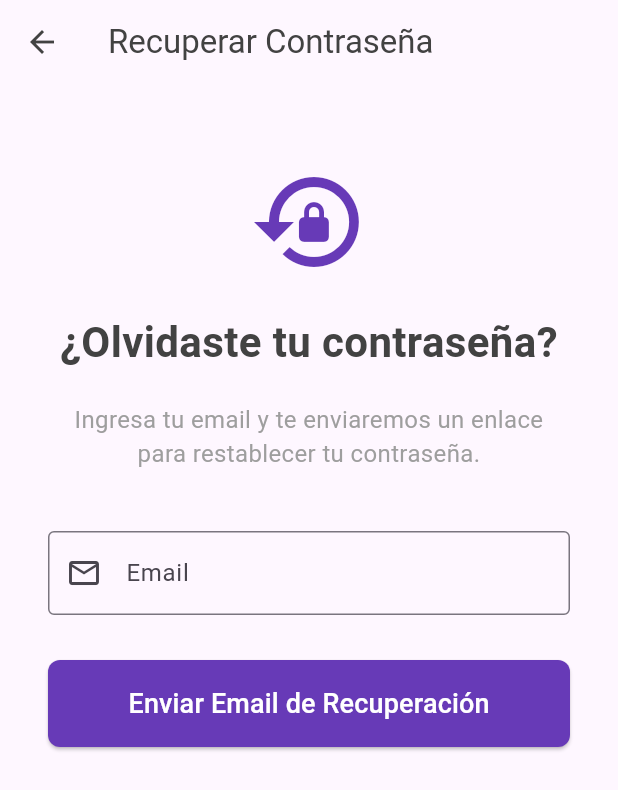
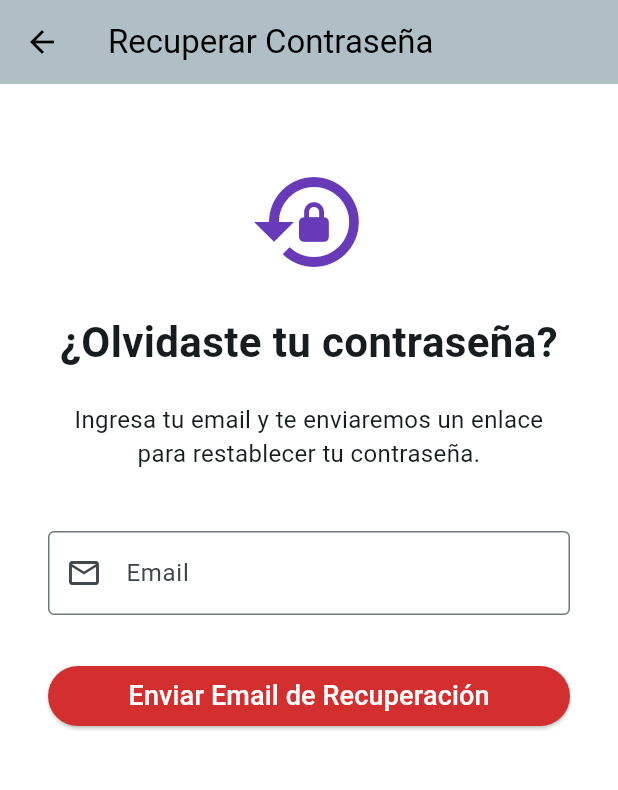
Before and after one commit to Piebardo124/ProyectoFlutter, a Flutter app: the screen it shows after launch, after a tap on "Iniciar Sesión", after a tap on "¿Olvidaste tu contraseña?", on a phone screen of 412 x 824 dp. Shown: the top 790 px of the screen. Run offline on Flutter 3.47's test engine with Material 3 defaults, Android fonts, the phone set to English and light mode, and no system bars; our stand-ins replace carousel_slider, cloud_firestore, firebase_auth, firebase_core; accounts and stored records are empty.

Commit message:
Diseño basico de lucha libre

```diff
--- a/lib/main.dart
+++ b/lib/main.dart
@@ -34,12 +34,67 @@ class MyApp extends StatelessWidget {
 
   @override
   Widget build(BuildContext context) {
+    // Tema Tecnico
+    final lightTheme = ThemeData(
+      useMaterial3: true,
+      brightness: Brightness.light,
+      scaffoldBackgroundColor: Colors.white,
+
+      // Esquema de color (Plata)
+      colorScheme: ColorScheme.fromSeed(
+        seedColor: Colors.blueGrey[200]!,
+        primary: Colors.blueGrey[300]!,
+        brightness: Brightness.light,
+      ),
+
+      // AppBar (Plata)
+      appBarTheme: AppBarTheme(
+        backgroundColor: Colors.blueGrey[200]!,
+        foregroundColor: Colors.black,
+      ),
+
+      // Botones (Rojo de El Santo)
+      elevatedButtonTheme: ElevatedButtonThemeData(
+        style: ElevatedButton.styleFrom(
+          backgroundColor: Colors.red[700],
+          foregroundColor: Colors.white,
+        ),
+      ),
+    );
+
+    // Tema rudo
+    final darkTheme = ThemeData(
+      useMaterial3: true,
+      brightness: Brightness.dark,
+      scaffoldBackgroundColor: Colors.grey[900],
+
+      // Esquema de color (Azul Demon)
+      colorScheme: ColorScheme.fromSeed(
+        seedColor: Colors.blue[800]!,
+        primary: Colors.blue[700]!,
+        brightness: Brightness.dark,
+      ),
+
+      // AppBar (Azul Demon)
+      appBarTheme: AppBarTheme(
+        backgroundColor: Colors.blue[800]!,
+        foregroundColor: Colors.white,
+      ),
+
+      // Botones (Rosa "Villanos")
+      elevatedButtonTheme: ElevatedButtonThemeData(
+        style: ElevatedButton.styleFrom(
+          backgroundColor: Colors.pinkAccent[400],
+          foregroundColor: Colors.black,
+        ),
+      ),
+    );
+
     return MaterialApp(
       title: 'RING BURGER',
-      theme: ThemeData(
-        colorScheme: ColorScheme.fromSeed(seedColor: Colors.deepPurple),
-        useMaterial3: true,
-      ),
+      theme: lightTheme,
+      darkTheme: darkTheme,
+      themeMode: ThemeMode.system,
       debugShowCheckedModeBanner: false,
       home: const SplashScreen(),
     );
--- a/lib/screens/auth/forgot_password_screen.dart
+++ b/lib/screens/auth/forgot_password_screen.dart
@@ -47,13 +47,9 @@ class _ForgotPasswordScreenState extends State<ForgotPasswordScreen> {
 
   @override
   Widget build(BuildContext context) {
+    final theme = Theme.of(context);
     return Scaffold(
-      appBar: AppBar(
-        title: const Text('Recuperar Contraseña'),
-        backgroundColor: Colors.transparent,
-        elevation: 0,
-        foregroundColor: Colors.grey[800],
-      ),
+      appBar: AppBar(title: const Text('Recuperar Contraseña')),
       body: SingleChildScrollView(
         padding: const EdgeInsets.all(32.0),
         child: Form(
@@ -71,14 +67,17 @@ class _ForgotPasswordScreenState extends State<ForgotPasswordScreen> {
                 style: TextStyle(
                   fontSize: 28,
                   fontWeight: FontWeight.bold,
-                  color: Colors.grey[800],
+                  color: theme.textTheme.bodyMedium?.color,
                 ),
               ),
               const SizedBox(height: 20),
-              const Text(
+              Text(
                 'Ingresa tu email y te enviaremos un enlace para restablecer tu contraseña.',
                 textAlign: TextAlign.center,
-                style: TextStyle(fontSize: 16, color: Colors.grey),
+                style: TextStyle(
+                  fontSize: 16,
+                  color: theme.textTheme.bodyMedium?.color,
+                ),
               ),
               const SizedBox(height: 40),
 
@@ -104,17 +103,10 @@ class _ForgotPasswordScreenState extends State<ForgotPasswordScreen> {
               _isLoading
                   ? const Center(child: CircularProgressIndicator())
                   : ElevatedButton(
-                      style: ElevatedButton.styleFrom(
-                        backgroundColor: Colors.deepPurple,
-                        padding: const EdgeInsets.symmetric(vertical: 16),
-                        shape: RoundedRectangleBorder(
-                          borderRadius: BorderRadius.circular(8),
-                        ),
-                      ),
                       onPressed: _sendResetEmail,
                       child: const Text(
                         'Enviar Email de Recuperación',
-                        style: TextStyle(fontSize: 18, color: Colors.white),
+                        style: TextStyle(fontSize: 18),
                       ),
                     ),
             ],
--- a/lib/screens/auth/login_screen.dart
+++ b/lib/screens/auth/login_screen.dart
@@ -57,6 +57,13 @@ class _LoginScreenState extends State<LoginScreen> {
 
   @override
   Widget build(BuildContext context) {
+    final theme = Theme.of(context);
+    final isDarkMode = theme.brightness == Brightness.dark;
+    final logoAsset = isDarkMode
+        ? 'assets/images/logo_rudo.png'
+        : 'assets/images/icon.png';
+    final titleColor = isDarkMode ? Colors.grey[200] : Colors.grey[800];
+
     return Scaffold(
       body: SafeArea(
         child: SingleChildScrollView(
@@ -64,11 +71,10 @@ class _LoginScreenState extends State<LoginScreen> {
           child: Form(
             key: _formKey,
             child: Column(
-              //mainAxisAlignment.center,
               crossAxisAlignment: CrossAxisAlignment.stretch,
               children: [
                 const SizedBox(height: 60),
-                Image.asset('assets/images/icon.png', height: 100, width: 120),
+                Image.asset(logoAsset, height: 100, width: 120),
                 const SizedBox(height: 20),
                 Text(
                   'RING BURGER', // Nombre de tu restaurante
@@ -76,7 +82,7 @@ class _LoginScreenState extends State<LoginScreen> {
                   style: TextStyle(
                     fontSize: 32,
                     fontWeight: FontWeight.bold,
-                    color: Colors.grey[800],
+                    color: Theme.of(context).textTheme.headlineMedium?.color,
                   ),
                 ),
                 const SizedBox(height: 40),
@@ -122,18 +128,10 @@ class _LoginScreenState extends State<LoginScreen> {
                 _isLoading
                     ? const Center(child: CircularProgressIndicator())
                     : ElevatedButton(
-                        style: ElevatedButton.styleFrom(
-                          backgroundColor: Colors
-                              .deepPurple, // Color principal de app (modificar)
-                          padding: const EdgeInsets.symmetric(vertical: 16),
-                          shape: RoundedRectangleBorder(
-                            borderRadius: BorderRadius.circular(8),
-                          ),
-                        ),
                         onPressed: _signIn,
                         child: const Text(
                           'Iniciar Sesión',
-                          style: TextStyle(fontSize: 18, color: Colors.white),
+                          style: TextStyle(fontSize: 18),
                         ),
                       ),
                 const SizedBox(height: 20),
--- a/lib/screens/main_navigation_screen.dart
+++ b/lib/screens/main_navigation_screen.dart
@@ -36,8 +36,6 @@ class _MainNavigationScreenState extends State<MainNavigationScreen> {
         onTap: _onItemTapped,
 
         type: BottomNavigationBarType.fixed,
-        selectedItemColor: Colors.deepPurple,
-        unselectedItemColor: Colors.grey,
 
         items: const <BottomNavigationBarItem>[
           BottomNavigationBarItem(
--- a/lib/screens/splash/splash_screen.dart
+++ b/lib/screens/splash/splash_screen.dart
@@ -40,12 +40,18 @@ class _SplashScreenState extends State<SplashScreen> {
 
   @override
   Widget build(BuildContext context) {
+    final theme = Theme.of(context);
+    final isDarkMode = theme.brightness == Brightness.dark;
+    final logoAsset = isDarkMode
+        ? 'assets/images/logo_rudo.png'
+        : 'assets/images/icon.png';
+
     return Scaffold(
       body: Center(
         child: Column(
           mainAxisAlignment: MainAxisAlignment.center,
           children: [
-            Image.asset('assets/images/icon.png', height: 100, width: 120),
+            Image.asset(logoAsset, height: 100, width: 120),
             SizedBox(height: 20),
             CircularProgressIndicator(),
             SizedBox(height: 10),
```
Also changed, not shown: lib/screens/auth/register_screen.dart (+10 -10 lines), lib/screens/cart/cart_screen.dart (+7 -14 lines), lib/screens/profile/edit_address_screen.dart (+1 -6 lines), lib/screens/search/search_screen.dart (+10 -4 lines), lib/widgets/product_cart.dart (+2 -8 lines), assets/images/logo_rudo.png (added).
